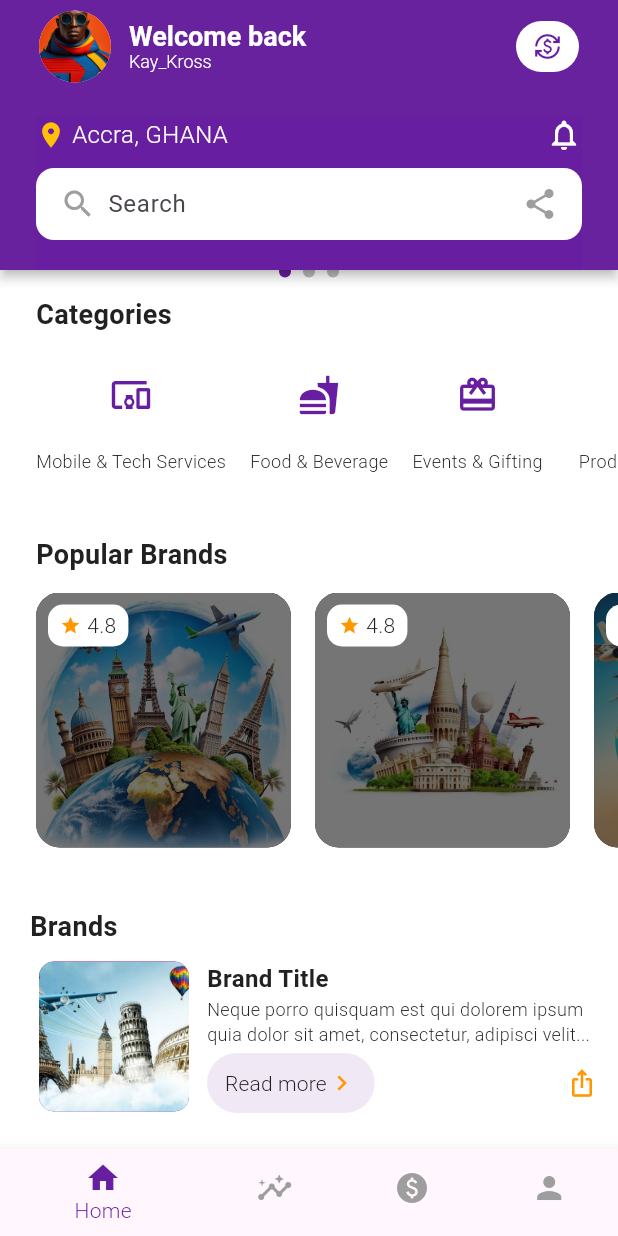
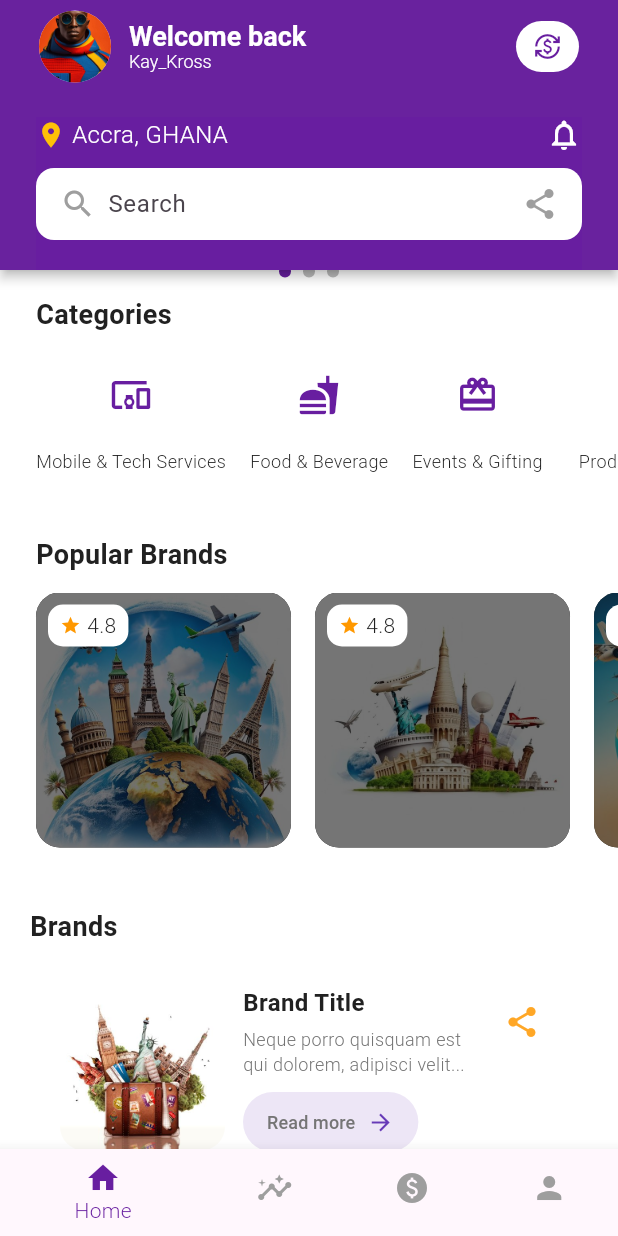
Before and after one commit to osaeafari/shareoapp, a Flutter app: the screen it shows after launch, scrolled down 231 dp, on a phone screen of 412 x 824 dp. Run offline on Flutter 3.47's test engine with Material 3 defaults, Android fonts, the light colour scheme and no system bars.

Commit message:
Enhance HomeScreen layout with new sections for categories, popular brands, and double brands. Introduce brand-related components and styles, and implement scrollable card views for better user experience.

```diff
--- a/lib/core/constants/app_text_styles.dart
+++ b/lib/core/constants/app_text_styles.dart
@@ -24,4 +24,15 @@ class AppTextStyles {
     fontSize: 12,
     color: AppColors.textSecondary,
   );
+
+  static const TextStyle brandtitle = TextStyle(
+    fontSize: 16,
+    fontWeight: FontWeight.w600,
+    color: AppColors.textPrimary,
+  );
+
+  static const TextStyle brandtext = TextStyle(
+    fontSize: 12,
+    color: AppColors.textSecondary,
+  );
 }
--- /dev/null
+++ b/lib/data/mock_data.dart
@@ -0,0 +1,178 @@
+import 'package:shareoapp/widgets/brand_card_list.dart';
+import 'package:shareoapp/widgets/brand_chips.dart';
+import 'package:shareoapp/widgets/double_brand_list.dart';
+import 'package:shareoapp/widgets/scroll_card.dart';
+
+final List<ChipData> chipsItems = [
+  ChipData(image: 'assets/images/sp7.jpg', label: 'Thesylink'),
+  ChipData(image: 'assets/images/sp6.jpg', label: 'Teczaleel'),
+  ChipData(image: 'assets/images/sp5.jpg', label: 'OsaeAfari'),
+  ChipData(image: 'assets/images/sp4.jpg', label: 'Titymall'),
+  ChipData(image: 'assets/images/sp3.jpg', label: 'Shareoapp'),
+  ChipData(image: 'assets/images/sp2.jpg', label: 'SmartWallet'),
+  ChipData(image: 'assets/images/sp1.jpg', label: 'Dominie'),
+];
+
+final List<BrandItem> brandItems = [
+  BrandItem(
+    image: 'assets/images/sp6.jpg',
+    title: 'Brand Title',
+    text: 'Neque porro quisquam est qui dolorem, adipisci velit...',
+  ),
+  BrandItem(
+    image: 'assets/images/sp3.jpg',
+    title: 'Brand Title',
+    text: 'Neque porro quisquam est qui dolorem, adipisci velit...',
+  ),
+  BrandItem(
+    image: 'assets/images/sp2.jpg',
+    title: 'Brand Title',
+    text: 'Neque porro quisquam est qui dolorem, adipisci velit...',
+  ),
+];
+
+final List<DoubleBrandItem> doubleBrandItems = [
+  DoubleBrandItem(
+    image: 'assets/images/sp1.jpg',
+    title: 'Brand Title',
+    text: 'Neque porro quisquam est qui dolorem, adipisci velit...',
+  ),
+  DoubleBrandItem(
+    image: 'assets/images/sp2.jpg',
+    title: 'Brand Title',
+    text: 'Neque porro quisquam est qui dolorem, adipisci velit...',
+  ),
+  DoubleBrandItem(
+    image: 'assets/images/sp3.jpg',
+    title: 'Brand Title',
+    text: 'Neque porro quisquam est qui dolorem, adipisci velit...',
+  ),
+  DoubleBrandItem(
+    image: 'assets/images/sp4.jpg',
+    title: 'Brand Title',
+    text: 'Neque porro quisquam est qui dolorem, adipisci velit...',
+  ),
+  DoubleBrandItem(
+    image: 'assets/images/sp5.jpg',
+    title: 'Brand Title',
+    text: 'Neque porro quisquam est qui dolorem, adipisci velit...',
+  ),
+  DoubleBrandItem(
+    image: 'assets/images/sp6.jpg',
+    title: 'Brand Title',
+    text: 'Neque porro quisquam est qui dolorem, adipisci velit...',
+  ),
+  DoubleBrandItem(
+    image: 'assets/images/sp2.jpg',
+    title: 'Brand Title',
+    text: 'Neque porro quisquam est qui dolorem, adipisci velit...',
+  ),
+  DoubleBrandItem(
+    image: 'assets/images/sp3.jpg',
+    title: 'Brand Title',
+    text: 'Neque porro quisquam est qui dolorem, adipisci velit...',
+  ),
+  DoubleBrandItem(
+    image: 'assets/images/sp4.jpg',
+    title: 'Brand Title',
+    text: 'Neque porro quisquam est qui dolorem, adipisci velit...',
+  ),
+  DoubleBrandItem(
+    image: 'assets/images/sp3.jpg',
+    title: 'Brand Title',
+    text: 'Neque porro quisquam est qui dolorem, adipisci velit...',
+  ),
+  DoubleBrandItem(
+    image: 'assets/images/sp4.jpg',
+    title: 'Brand Title',
+    text: 'Neque porro quisquam est qui dolorem, adipisci velit...',
+  ),
+  DoubleBrandItem(
+    image: 'assets/images/sp5.jpg',
+    title: 'Brand Title',
+    text: 'Neque porro quisquam est qui dolorem, adipisci velit...',
+  ),
+  DoubleBrandItem(
+    image: 'assets/images/sp3.jpg',
+    title: 'Brand Title',
+    text: 'Neque porro quisquam est qui dolorem, adipisci velit...',
+  ),
+  DoubleBrandItem(
+    image: 'assets/images/sp4.jpg',
+    title: 'Brand Title',
+    text: 'Neque porro quisquam est qui dolorem, adipisci velit...',
+  ),
+];
+
+final List<ScrollData> scrollData = [
+  ScrollData(
+    image: 'assets/images/sp1.jpg',
+    title: 'Brand Title',
+    text: 'Neque porro quisquam est qui dolorem, adipisci velit...',
+  ),
+  ScrollData(
+    image: 'assets/images/sp2.jpg',
+    title: 'Brand Title',
+    text: 'Neque porro quisquam est qui dolorem, adipisci velit...',
+  ),
+  ScrollData(
+    image: 'assets/images/sp3.jpg',
+    title: 'Brand Title',
+    text: 'Neque porro quisquam est qui dolorem, adipisci velit...',
+  ),
+  ScrollData(
+    image: 'assets/images/sp4.jpg',
+    title: 'Brand Title',
+    text: 'Neque porro quisquam est qui dolorem, adipisci velit...',
+  ),
+  ScrollData(
+    image: 'assets/images/sp5.jpg',
+    title: 'Brand Title',
+    text: 'Neque porro quisquam est qui dolorem, adipisci velit...',
+  ),
+  ScrollData(
+    image: 'assets/images/sp6.jpg',
+    title: 'Brand Title',
+    text: 'Neque porro quisquam est qui dolorem, adipisci velit...',
+  ),
+  ScrollData(
+    image: 'assets/images/sp3.jpg',
+    title: 'Brand Title',
+    text: 'Neque porro quisquam est qui dolorem, adipisci velit...',
+  ),
+  ScrollData(
+    image: 'assets/images/sp4.jpg',
+    title: 'Brand Title',
+    text: 'Neque porro quisquam est qui dolorem, adipisci velit...',
+  ),
+  ScrollData(
+    image: 'assets/images/sp5.jpg',
+    title: 'Brand Title',
+    text: 'Neque porro quisquam est qui dolorem, adipisci velit...',
+  ),
+  ScrollData(
+    image: 'assets/images/sp6.jpg',
+    title: 'Brand Title',
+    text: 'Neque porro quisquam est qui dolorem, adipisci velit...',
+  ),
+  ScrollData(
+    image: 'assets/images/sp3.jpg',
+    title: 'Brand Title',
+    text: 'Neque porro quisquam est qui dolorem, adipisci velit...',
+  ),
+  ScrollData(
+    image: 'assets/images/sp4.jpg',
+    title: 'Brand Title',
+    text: 'Neque porro quisquam est qui dolorem, adipisci velit...',
+  ),
+  ScrollData(
+    image: 'assets/images/sp5.jpg',
+    title: 'Brand Title',
+    text: 'Neque porro quisquam est qui dolorem, adipisci velit...',
+  ),
+  ScrollData(
+    image: 'assets/images/sp6.jpg',
+    title: 'Brand Title',
+    text: 'Neque porro quisquam est qui dolorem, adipisci velit...',
+  ),
+];
--- a/lib/views/home/home_screen.dart
+++ b/lib/views/home/home_screen.dart
@@ -1,9 +1,11 @@
 import 'package:flutter/material.dart';
+import 'package:shareoapp/widgets/double_brand_list.dart';
+import 'package:shareoapp/widgets/scroll_container.dart';
+import '../../data/mock_data.dart';
+import '../../widgets/brand_chips.dart';
 import '../../widgets/category_icons.dart';
-import '../../widgets/popular_brands_text.dart';
-import '../../widgets/brand_card.dart';
-import '../../widgets/brand_text.dart';
-import '../../widgets/category_text.dart';
+import '../../widgets/brand_card_list.dart';
+import '../../widgets/section_title.dart';
 import '../../widgets/appbar.dart';
 import '../../widgets/popular_brands_cards.dart';
 import '../../widgets/slider_dots.dart';
@@ -77,7 +79,16 @@ class _HomeScreenState extends State<HomeScreen> {
 
               ///** Categories Section **///
               // category text with clikable function
-              CategoryText(),
+              Padding(
+                padding: const EdgeInsets.symmetric(
+                  horizontal: 24,
+                  vertical: 12,
+                ),
+                child: Row(
+                  mainAxisAlignment: MainAxisAlignment.spaceBetween,
+                  children: [SectionTitle(sectionTitle: 'Categories')],
+                ),
+              ),
               // category icons
               CategoryIcons(),
 
@@ -91,7 +102,7 @@ class _HomeScreenState extends State<HomeScreen> {
                 ),
                 child: Row(
                   mainAxisAlignment: MainAxisAlignment.spaceBetween,
-                  children: [PopularBrandsText()],
+                  children: [SectionTitle(sectionTitle: 'Popular Brands')],
                 ),
               ),
               PopularBrandsCards(),
@@ -107,17 +118,53 @@ class _HomeScreenState extends State<HomeScreen> {
                 ),
                 child: Row(
                   mainAxisAlignment: MainAxisAlignment.spaceBetween,
-                  children: [BrandText()],
+                  children: [SectionTitle(sectionTitle: 'Brands')],
                 ),
               ),
 
               Padding(
-                padding: const EdgeInsets.symmetric(horizontal: 14),
-                child: BrandCard(),
+                padding: const EdgeInsets.symmetric(horizontal: 24),
+                child: Column(children: [BrandCardList(items: brandItems)]),
               ),
 
+              Padding(
+                padding: const EdgeInsets.symmetric(
+                  horizontal: 20,
+                  vertical: 10,
+                ),
+                child: Row(
+                  mainAxisAlignment: MainAxisAlignment.spaceBetween,
+                  children: [SectionTitle(sectionTitle: 'Double Brands')],
+                ),
+              ),
+              DoubleBrandList(items: doubleBrandItems),
+
               /// ** End of brand Section **///
-              const SizedBox(height: 20),
+
+              /// /// ** End of Chips Section **///
+              Padding(
+                padding: const EdgeInsets.symmetric(horizontal: 30),
+                child: Row(
+                  mainAxisAlignment: MainAxisAlignment.spaceBetween,
+                  children: [SectionTitle(sectionTitle: 'Brands Chips')],
+                ),
+              ),
+              ChipDataSet(chipData: chipsItems),
+              const SizedBox(height: 10),
+
+              /// ** End of chips Section **///
+              Padding(
+                padding: const EdgeInsets.symmetric(horizontal: 8),
+                child: SizedBox(
+                  height: 400,
+                  child: SingleChildScrollView(
+                    padding: const EdgeInsets.symmetric(horizontal: 20),
+                    child: ScrollContainer(),
+                  ),
+                ),
+              ),
+
+              const SizedBox(height: 30),
             ],
           ),
         ),
--- a/lib/widgets/brand_card.dart
+++ b/lib/widgets/brand_card.dart
@@ -1,26 +1,72 @@
 import 'package:flutter/material.dart';
-import 'package:shareoapp/widgets/brand_buttons.dart';
-import 'package:shareoapp/widgets/brand_image.dart';
-import 'package:shareoapp/widgets/brand_title_and_text.dart';
+import 'package:shareoapp/core/constants/app_text_styles.dart';
+import 'package:shareoapp/widgets/brand_card_list.dart';
 
 class BrandCard extends StatelessWidget {
-  const BrandCard({super.key});
+  final BrandItem item;
+
+  const BrandCard({super.key, required this.item});
 
   @override
-  Widget build(BuildContext content) {
+  Widget build(BuildContext context) {
     return Row(
-      mainAxisAlignment: MainAxisAlignment.start,
       crossAxisAlignment: CrossAxisAlignment.start,
       children: [
-        Padding(
-          padding: const EdgeInsets.symmetric(horizontal: 12),
-          child: BrandImage(),
+        // Image
+        ClipRRect(
+          borderRadius: BorderRadius.circular(16),
+          child: Image.asset(
+            item.image,
+            width: 110,
+            height: 110,
+            fit: BoxFit.cover,
+          ),
         ),
+        const SizedBox(width: 12),
+        // Title, text, and button
         Expanded(
           child: Column(
             crossAxisAlignment: CrossAxisAlignment.start,
-            children: [BrandTitleAndText(), BrandButtons()],
+            children: [
+              Text(item.title, style: AppTextStyles.brandtitle),
+              const SizedBox(height: 4),
+              Text(
+                item.text,
+                style: AppTextStyles.brandtext,
+                maxLines: 2,
+                overflow: TextOverflow.ellipsis,
+              ),
+              const SizedBox(height: 6),
+              ElevatedButton(
+                onPressed: () {},
+                style: ElevatedButton.styleFrom(
+                  backgroundColor: const Color(0xFFEDE6F6),
+                  foregroundColor: Colors.deepPurple,
+                  elevation: 0,
+                  shape: RoundedRectangleBorder(
+                    borderRadius: BorderRadius.circular(24),
+                  ),
+                  padding: const EdgeInsets.symmetric(
+                    horizontal: 16,
+                    vertical: 4,
+                  ),
+                ),
+                child: Row(
+                  mainAxisSize: MainAxisSize.min,
+                  children: const [
+                    Text('Read more', style: AppTextStyles.caption),
+                    SizedBox(width: 8),
+                    Icon(Icons.arrow_forward, size: 18),
+                  ],
+                ),
+              ),
+            ],
           ),
+        ),
+        // Share icon
+        IconButton(
+          icon: const Icon(Icons.share, color: Color(0xFFFFA726)),
+          onPressed: () {},
         ),
       ],
     );
--- /dev/null
+++ b/lib/widgets/brand_card_list.dart
@@ -0,0 +1,30 @@
+import 'package:flutter/material.dart';
+import 'package:shareoapp/widgets/brand_card.dart';
+
+class BrandItem {
+  final String image;
+  final String title;
+  final String text;
+
+  BrandItem({required this.image, required this.title, required this.text});
+}
+
+class BrandCardList extends StatelessWidget {
+  final List<BrandItem> items;
+  const BrandCardList({super.key, required this.items});
+
+  @override
+  Widget build(BuildContext content) {
+    return ListView.separated(
+      padding: const EdgeInsets.symmetric(vertical: 16, horizontal: 16),
+      shrinkWrap: true,
+      physics: const NeverScrollableScrollPhysics(),
+      itemCount: items.length,
+      separatorBuilder: (context, index) => const Divider(height: 32),
+      itemBuilder: (context, index) {
+        final item = items[index];
+        return BrandCard(item: item);
+      },
+    );
+  }
+}
--- a/lib/widgets/brand_title_and_text.dart
+++ b/lib/widgets/brand_title_and_text.dart
@@ -19,7 +19,7 @@ class BrandTitleAndText extends StatelessWidget {
           ),
         ),
         Text(
-          'Neque porro quisquam est qui dolorem ipsum quia dolor sit amet, consectetur, adipisci velit...',
+          'Neque porro quisquam est qui dolorem, consectetur, adipisci velit...',
           style: TextStyle(
             fontSize: 12,
             fontWeight: FontWeight.w300,
--- a/lib/widgets/brand_text.dart
+++ b/lib/widgets/section_title.dart
@@ -1,12 +1,14 @@
 import 'package:flutter/material.dart';
 
-class BrandText extends StatelessWidget {
-  const BrandText({super.key});
+class SectionTitle extends StatelessWidget {
+  final String sectionTitle;
+
+  const SectionTitle({super.key, required this.sectionTitle});
 
   @override
   Widget build(BuildContext context) {
     return Text(
-      'Brands',
+      sectionTitle,
       style: TextStyle(fontSize: 18, fontWeight: FontWeight.bold),
     );
   }
```
Also changed, not shown: lib/widgets/brand_chips.dart (added, +41 -0 lines), lib/widgets/double_brand_card.dart (added, +51 -0 lines), lib/widgets/double_brand_list.dart (added, +71 -0 lines), lib/widgets/scroll_card.dart (added, +58 -0 lines), lib/widgets/scroll_container.dart (added, +40 -0 lines).
